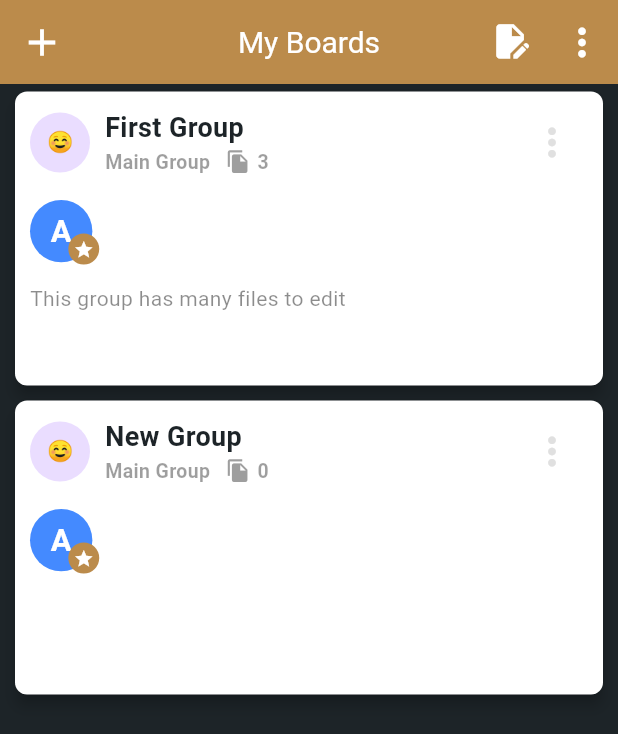
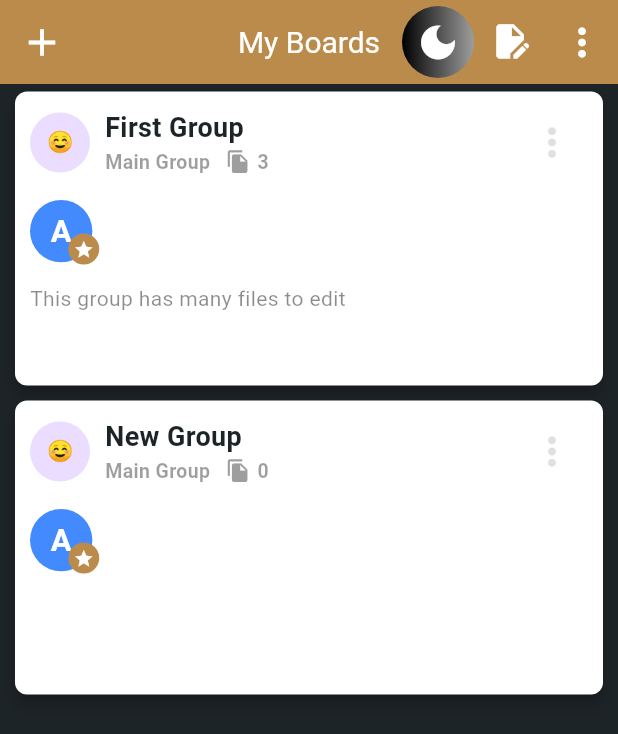
Before and after one commit to Alaa-shibany/Files-Manager-Web, a Flutter app: the BoardScreen screen opened directly, on a phone screen of 412 x 824 dp. Shown: the top 734 px of the screen. Run offline on Flutter 3.47's test engine with Material 3 defaults, Android fonts, the light colour scheme and no system bars; drawn by our look-alikes of flutter_animate; our stand-ins replace bloc, cached_network_image, chat_bubbles, delightful_toast, dio, emoji_picker_flutter and 26 more; missing offline and left inert: dart:html, quill_html_editor_v2, record; accounts and stored records are empty; Roboto replaces fonts that are missing (Cairo).

Commit message:
theme & reports

```diff
--- /dev/null
+++ b/lib/cubits/file_report_cubit/file_report_state.dart
@@ -0,0 +1,6 @@
+part of 'file_report_cubit.dart';
+
+@immutable
+sealed class FileReportState {}
+
+final class FileReportInitial extends FileReportState {}
--- /dev/null
+++ b/lib/cubits/theme_cubit/app_theme_cubit.dart
@@ -0,0 +1,39 @@
+import 'package:bloc/bloc.dart';
+import 'package:files_manager/models/themestate.dart';
+import 'package:meta/meta.dart';
+
+import '../../core/shared/local_network.dart';
+
+part 'app_theme_state.dart';
+
+class AppThemeCubit extends Cubit<AppThemeState> {
+  AppThemeCubit() : super(AppThemeInitial()) {
+    final cachedTheme = CashNetwork.getCashData(key: 'theme');
+   if (cachedTheme == 'Light') {
+      theme = ThemeState.Light;
+      emit(AppThemeLight());
+    } else {
+      theme = ThemeState.Dark; // Default
+      emit(AppThemeDark());
+    }
+  }
+
+  late ThemeState theme;
+
+  changeTheme(ThemeState state) {
+    switch (state) {
+      case ThemeState.Light:
+        theme = ThemeState.Light;
+        CashNetwork.insertToCash(key: 'theme', value: 'Light');
+        emit(AppThemeLight());
+        break;
+      case ThemeState.Dark:
+        theme = ThemeState.Dark;
+        CashNetwork.insertToCash(key: 'theme', value: 'Dark');
+        emit(AppThemeDark());
+        break;
+      default:
+        break;
+    }
+  }
+}
--- /dev/null
+++ b/lib/cubits/theme_cubit/app_theme_state.dart
@@ -0,0 +1,8 @@
+part of 'app_theme_cubit.dart';
+
+@immutable
+sealed class AppThemeState {}
+
+final class AppThemeInitial extends AppThemeState {}
+final class AppThemeLight extends AppThemeState {}
+final class AppThemeDark extends AppThemeState {}
--- /dev/null
+++ b/lib/models/Process.dart
@@ -0,0 +1,7 @@
+enum Process{
+  CHECKIN,
+  CHECKOUT,
+  EDIT,
+  DELETE,
+  DOWNLOAD
+}
--- /dev/null
+++ b/lib/models/file_report_model.dart
@@ -0,0 +1,16 @@
+import 'package:files_manager/models/Process.dart';
+import 'package:files_manager/models/user_model.dart';
+
+class FileReportModel {
+  final List<User> users;
+  final List<Process> processes;
+  final List<DateTime> start;
+  final List<DateTime> end;
+
+  FileReportModel({
+    required this.users,
+    required this.processes,
+    required this.start,
+    required this.end,
+  });
+}
--- /dev/null
+++ b/lib/models/themestate.dart
@@ -0,0 +1 @@
+enum ThemeState{Initial, Light, Dark}
--- /dev/null
+++ b/lib/models/user_report_model.dart
@@ -0,0 +1,16 @@
+import 'package:files_manager/models/Process.dart';
+import 'file_model.dart';
+
+class UserReportModel {
+  final List<FileModel> files;
+  final List<Process> processes;
+  final List<DateTime> start;
+  final List<DateTime> end;
+
+  UserReportModel({
+    required this.files,
+    required this.processes,
+    required this.start,
+    required this.end,
+  });
+}
--- a/lib/routes/routes.dart
+++ b/lib/routes/routes.dart
@@ -1,3 +1,4 @@
+import 'package:files_manager/screens/report_screen/admin_report_screen.dart';
 import 'package:flutter/material.dart';
 import 'package:flutter_bloc/flutter_bloc.dart';
 import 'package:files_manager/cubits/auth/forget_password_cubit/forget_password_cubit.dart';
@@ -23,6 +24,10 @@ import 'package:files_manager/screens/profile_screen/profile_screen.dart';
 import 'package:files_manager/screens/report_screen/report_screen.dart';
 import 'package:files_manager/screens/settings/reset_password_screen/change_password_screen.dart';
 import 'package:files_manager/screens/start/splash_screen.dart';
+
+import '../cubits/file_report_cubit/file_report_cubit.dart';
+import '../cubits/user_report_cubit/user_report_cubit.dart';
+
 
 final Map<String, WidgetBuilder> routes = {
   // ======splash Screen=====//
@@ -81,10 +86,13 @@ final Map<String, WidgetBuilder> routes = {
         child: const ChangePasswordScreen(),
       ),
   // ======Report Screen=====//
-  '/report_screen': (context) => BlocProvider(
-        create: (context) => ReportCubit(),
-        child: const ReportScreen(),
-      ),
+  '/report_screen': (context) => MultiBlocProvider(
+  providers: [
+    BlocProvider(create: (context) => FileReportCubit()..loadFileReportData()),
+    BlocProvider(create: (context) => UserReportCubit()..loadUserReportData()),
+  ],
+  child: AdminReportScreen(),
+),
   //===== privacy and policy Screen =====//
   '/privacy_and_policy': (context) => BlocProvider(
         create: (context) => PolicyCubit(),
--- a/lib/screens/home/board_screen.dart
+++ b/lib/screens/home/board_screen.dart
@@ -16,8 +16,8 @@ import 'package:files_manager/widgets/home/board_card.dart';
 import 'package:files_manager/widgets/home/custom_appbar.dart';
 import '../../cubits/board_cubit/board_cubit.dart';
 import '../../cubits/leave_from_board_cubit/leave_from_board_cubit.dart';
-
 import '../../theme/color.dart';
+import '../../widgets/theme_toggle_button.dart';
 import '../add_board_screen/add_board_screen.dart';
 
 class BoardScreen extends StatelessWidget {
@@ -101,6 +101,7 @@ class BoardScreen extends StatelessWidget {
           },
         ),
         actions: [
+          ThemeToggleButton(),
           IconButton(
             tooltip: S.of(context).daily_report,
             onPressed: () {
@@ -118,7 +119,7 @@ class BoardScreen extends StatelessWidget {
               ? Row(
                   children: [
                     IconButton(
-                      tooltip: S.of(context).daily_report,
+                      tooltip: S.of(context).notifications,
                       onPressed: () {
                         Navigator.of(context).pushNamed('/report_screen');
                       },
@@ -126,7 +127,7 @@ class BoardScreen extends StatelessWidget {
                           color: Colors.white, size: mediaQuery.width / 50),
                     ),
                     IconButton(
-                      tooltip: S.of(context).daily_report,
+                      tooltip: S.of(context).logout,
                       onPressed: () {
                         // Navigator.of(context).pushNamed('/report_screen');
                       },
--- a/lib/theme/theme.dart
+++ b/lib/theme/theme.dart
@@ -2,7 +2,7 @@ import 'package:flutter/material.dart';
 import 'package:google_fonts/google_fonts.dart';
 import 'package:files_manager/theme/color.dart';
 
-final ThemeData themeData = ThemeData(
+final ThemeData DarkThemeData = ThemeData(
   primaryColor: AppColors.primaryColor,
   scaffoldBackgroundColor: AppColors.dark,
   visualDensity: VisualDensity.standard,
@@ -128,3 +128,129 @@ final ThemeData themeData = ThemeData(
     ),
   ),
 );
+final ThemeData LightThemeData = ThemeData(
+  primaryColor: AppColors.primaryColor,
+  scaffoldBackgroundColor: AppColors.white,
+  visualDensity: VisualDensity.standard,
+  useMaterial3: true,
+
+  //======= Text Theme =======/
+  textTheme: TextTheme(
+    bodyLarge: GoogleFonts.cairo(color: Colors.black),
+    bodyMedium: GoogleFonts.cairo(color: Colors.black),
+    bodySmall: GoogleFonts.cairo(color: Colors.black),
+    titleLarge: GoogleFonts.cairo(color: Colors.black),
+    titleMedium: GoogleFonts.cairo(color: Colors.black),
+    titleSmall: GoogleFonts.cairo(color: Colors.black),
+    displayLarge: GoogleFonts.cairo(color: Colors.black),
+    displayMedium: GoogleFonts.cairo(color: Colors.black),
+    displaySmall: GoogleFonts.cairo(color: Colors.black),
+    headlineLarge: GoogleFonts.cairo(color: Colors.black),
+    headlineMedium: GoogleFonts.cairo(color: Colors.black),
+    headlineSmall: GoogleFonts.cairo(color: Colors.black),
+    labelLarge: GoogleFonts.cairo(color: Colors.black),
+    labelMedium: GoogleFonts.cairo(color: Colors.black),
+    labelSmall: GoogleFonts.cairo(color: Colors.black),
+  ),
+
+  //==========Button Theme ========///
+  buttonTheme: const ButtonThemeData(
+    textTheme: ButtonTextTheme.primary,
+  ),
+
+  //======Icon Theme ========//
+  iconTheme: const IconThemeData(
+    color: AppColors.primaryColor,
+    size: 30,
+  ),
+
+  //========= List tile Theme =======//
+  listTileTheme: const ListTileThemeData(
+    iconColor: AppColors.primaryColor,
+  ),
+
+  //========= text field Theme =======//
+  inputDecorationTheme: InputDecorationTheme(
+    hintStyle: GoogleFonts.cairo(color: Colors.grey.withOpacity(0.5)),
+    labelStyle: GoogleFonts.cairo(color: AppColors.primaryColor),
+    focusColor: AppColors.primaryColor,
+    hoverColor: AppColors.gray,
+    fillColor: AppColors.dark,
+    filled: true,
+    border: OutlineInputBorder(
+      borderRadius: BorderRadius.circular(8.0),
+    ),
+    focusedBorder: OutlineInputBorder(
+      borderRadius: BorderRadius.circular(5),
+      borderSide: const BorderSide(color: AppColors.primaryColor),
+    ),
+    enabledBorder: OutlineInputBorder(
+      borderRadius: BorderRadius.circular(5),
+      borderSide: const BorderSide(color: AppColors.primaryColor),
+    ),
+  ),
+
+  //===== App Bar Theme======//
+  appBarTheme: AppBarTheme(
+    titleTextStyle: GoogleFonts.cairo(
+      fontSize: 20,
+      color: AppColors.dark,
+    ),
+    backgroundColor: AppColors.primaryColor,
+    iconTheme: const IconThemeData(
+      color: AppColors.dark,
+    ),
+  ),
+
+  //======= Tab Bar Theme =======//
+  tabBarTheme: TabBarTheme(
+    labelColor: AppColors.primaryColor,
+    unselectedLabelColor: AppColors.dark,
+    labelStyle: GoogleFonts.cairo(
+      color: AppColors.primaryColor,
+      fontWeight: FontWeight.bold,
+    ),
+    unselectedLabelStyle: GoogleFonts.cairo(
+      color: AppColors.dark,
+    ),
+    indicator: BoxDecoration(
+      color: AppColors.dark,
+      borderRadius: BorderRadius.circular(5),
+    ),
+    indicatorSize: TabBarIndicatorSize.tab,
+    labelPadding: const EdgeInsets.symmetric(horizontal: 16.0),
+  ),
+
+  //======= Elevated Button Theme =======//
+  elevatedButtonTheme: ElevatedButtonThemeData(
+    style: ElevatedButton.styleFrom(
+      backgroundColor: AppColors.primaryColor,
+      shape: RoundedRectangleBorder(
+        borderRadius: BorderRadius.circular(8.0),
+      ),
+      textStyle: GoogleFonts.cairo(
+        color: Colors.white,
+        fontWeight: FontWeight.bold,
+      ),
+    ),
+  ),
+
+  //======= Card Theme =======//
+  cardTheme: CardTheme(
+    color: AppColors.white,
+    elevation: 4,
+    shape: RoundedRectangleBorder(
+      borderRadius: BorderRadius.circular(8.0),
+    ),
+    margin: const EdgeInsets.all(8.0),
+  ),
+
+  //======= Popup Menu Theme =======//
+  popupMenuTheme: PopupMenuThemeData(
+    color: AppColors.white,
+    textStyle: GoogleFonts.cairo(color: AppColors.primaryColor),
+    shape: RoundedRectangleBorder(
+      borderRadius: BorderRadius.circular(8.0),
+    ),
+  ),
+);
--- /dev/null
+++ b/lib/widgets/theme_toggle_button.dart
@@ -0,0 +1,38 @@
+import 'package:files_manager/models/themestate.dart';
+import 'package:flutter/material.dart';
+import 'package:flutter_bloc/flutter_bloc.dart';
+
+import '../cubits/theme_cubit/app_theme_cubit.dart';
+
+class ThemeToggleButton extends StatelessWidget {
+  @override
+  Widget build(BuildContext context) {
+    return BlocBuilder<AppThemeCubit, AppThemeState>(
+      builder: (context, state) {
+        final isDarkTheme = state is AppThemeDark;
+
+        return AnimatedContainer(
+          duration: const Duration(milliseconds: 500),
+          decoration: BoxDecoration(
+            borderRadius: BorderRadius.circular(30),
+            gradient: LinearGradient(
+              colors: isDarkTheme
+                  ? [Colors.black, Colors.grey]
+                  : [Colors.white, Colors.lightBlue],
+            ),
+          ),
+          child: IconButton(
+            icon: Icon(
+              isDarkTheme ? Icons.dark_mode : Icons.light_mode,
+              color: isDarkTheme ? Colors.white : Colors.black,
+            ),
+            onPressed: () {
+              final themeCubit = context.read<AppThemeCubit>();
+              themeCubit.changeTheme(isDarkTheme ? ThemeState.Light : ThemeState.Dark);
+            },
+          ),
+        );
+      },
+    );
+  }
+}
```
Also changed, not shown: lib/cubits/file_report_cubit/file_report_cubit.dart (added, +72 -0 lines), lib/cubits/search_filter_cubit/filter_cubit.dart (added, +51 -0 lines), lib/cubits/user_report_cubit/user_report_cubit.dart (added, +29 -0 lines), lib/main.dart (+22 -15 lines), lib/screens/report_screen/admin_report_screen.dart (added, +50 -0 lines), lib/screens/report_screen/file_report_screen.dart (added, +79 -0 lines), lib/screens/report_screen/user_report_screen.dart (added, +132 -0 lines), lib/cubits/search_filter_cubit/filter_state.dart (added).
